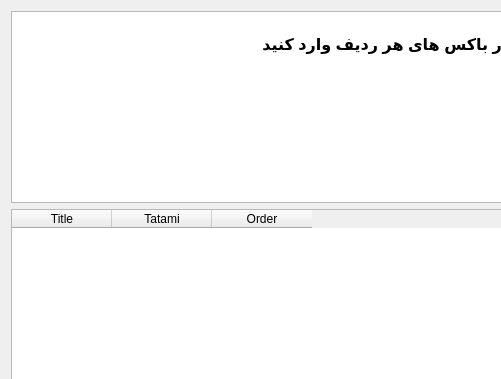
This is sortgroups.ui in Paresh-e/Tarbiat as Qt 5 draws it before an edit; both pictures show x 0 to 501 and y 0 to 379 of the 900 by 750 pixel window. The edited form follows.
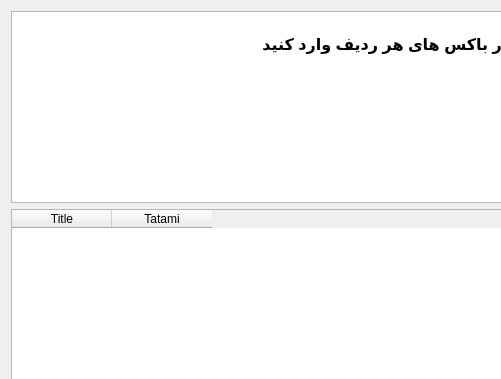
This is the edited form.

Commit message: fix shodan order tattami ha , change from qombo to list

```diff
--- a/sortgroups.ui
+++ b/sortgroups.ui
@@ -81,11 +81,6 @@
        <string>Tatami</string>
       </property>
      </column>
-     <column>
-      <property name="text">
-       <string>Order</string>
-      </property>
-     </column>
     </widget>
    </item>
    <item>
```
The commit also changes 9 other files.
